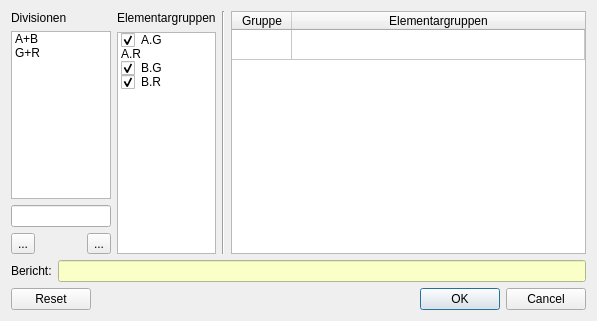
Old version of the form wz-data/ui/dialog_class_groups.ui in the repository gradgrind/WZ3.
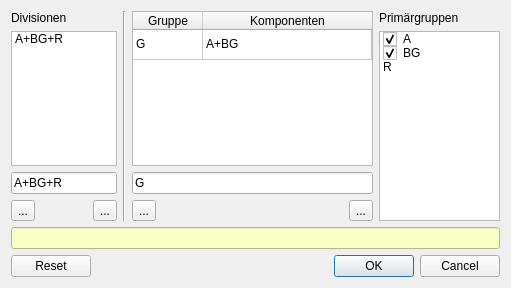
New version of the form. Icons and pictures are not drawn.

Commit message: BIG CHANGE: rewrite of class subgroup handling

What changed in the file:
```diff
--- a/wz-data/ui/dialog_class_groups.ui
+++ b/wz-data/ui/dialog_class_groups.ui
@@ -6,16 +6,16 @@
    <rect>
     <x>0</x>
     <y>0</y>
-    <width>597</width>
-    <height>321</height>
+    <width>511</width>
+    <height>288</height>
    </rect>
   </property>
   <property name="windowTitle">
    <string>Klassenteilungen</string>
   </property>
-  <layout class="QVBoxLayout" name="verticalLayout">
+  <layout class="QVBoxLayout" name="verticalLayout_4">
    <item>
-    <layout class="QHBoxLayout" name="horizontalLayout_4" stretch="1,1,0,4">
+    <layout class="QHBoxLayout" name="horizontalLayout_5">
      <item>
       <layout class="QVBoxLayout" name="verticalLayout_3">
        <item>
@@ -47,12 +47,7 @@
          </property>
          <item>
           <property name="text">
-           <string>A+B</string>
-          </property>
-         </item>
-         <item>
-          <property name="text">
-           <string>G+R</string>
+           <string>A+BG+R</string>
           </property>
          </item>
         </widget>
@@ -62,6 +57,9 @@
          <property name="styleSheet">
           <string notr="true"/>
          </property>
+         <property name="text">
+          <string>A+BG+R</string>
+         </property>
         </widget>
        </item>
        <item>
@@ -118,76 +116,31 @@
       </layout>
      </item>
      <item>
-      <layout class="QVBoxLayout" name="verticalLayout_2">
-       <property name="spacing">
-        <number>7</number>
-       </property>
-       <item>
-        <widget class="QLabel" name="label_3">
-         <property name="text">
-          <string>Elementargruppen</string>
-         </property>
-        </widget>
-       </item>
-       <item>
-        <widget class="QListWidget" name="atomic_groups">
-         <property name="sizePolicy">
-          <sizepolicy hsizetype="Expanding" vsizetype="Expanding">
-           <horstretch>0</horstretch>
-           <verstretch>0</verstretch>
-          </sizepolicy>
-         </property>
-         <property name="focusPolicy">
-          <enum>Qt::NoFocus</enum>
-         </property>
-         <property name="selectionMode">
-          <enum>QAbstractItemView::NoSelection</enum>
-         </property>
-         <item>
-          <property name="text">
-           <string>A.G</string>
-          </property>
-          <property name="checkState">
-           <enum>Checked</enum>
-          </property>
-         </item>
-         <item>
-          <property name="text">
-           <string>A.R</string>
-          </property>
-          <property name="checkState">
-           <enum>Unchecked</enum>
-          </property>
-         </item>
-         <item>
-          <property name="text">
-           <string>B.G</string>
-          </property>
-          <property name="checkState">
-           <enum>Checked</enum>
-          </property>
-         </item>
-         <item>
-          <property name="text">
-           <string>B.R</string>
-          </property>
-          <property name="checkState">
-           <enum>Checked</enum>
-          </property>
-         </item>
-        </widget>
-       </item>
-      </layout>
-     </item>
-     <item>
-      <widget class="Line" name="line_2">
+      <widget class="Line" name="line">
        <property name="orientation">
         <enum>Qt::Vertical</enum>
        </property>
       </widget>
      </item>
      <item>
-      <widget class="QTableWidget" name="group_table">
+      <widget class="QWidget" name="extra_frame" native="true">
+       <layout class="QHBoxLayout" name="horizontalLayout" stretch="2,1">
+        <property name="leftMargin">
+         <number>0</number>
+        </property>
+        <property name="topMargin">
+         <number>0</number>
+        </property>
+        <property name="rightMargin">
+         <number>0</number>
+        </property>
+        <property name="bottomMargin">
+         <number>0</number>
+        </property>
+        <item>
+         <layout class="QVBoxLayout" name="verticalLayout_2">
+          <item>
+           <widget class="QTableWidget" name="extra_groups">
        <property name="sizePolicy">
         <sizepolicy hsizetype="Expanding" vsizetype="Expanding">
          <horstretch>0</horstretch>
@@ -207,7 +160,7 @@
         <enum>QAbstractItemView::SelectRows</enum>
        </property>
        <attribute name="horizontalHeaderDefaultSectionSize">
-        <number>60</number>
+             <number>70</number>
        </attribute>
        <attribute name="horizontalHeaderStretchLastSection">
         <bool>true</bool>
@@ -227,21 +180,145 @@
        </column>
        <column>
         <property name="text">
-         <string>Elementargruppen</string>
-        </property>
-       </column>
-      </widget>
-     </item>
-    </layout>
-   </item>
+              <string>Komponenten</string>
+             </property>
+            </column>
+            <item row="0" column="0">
+             <property name="text">
+              <string>G</string>
+             </property>
+            </item>
+            <item row="0" column="1">
+             <property name="text">
+              <string>A+BG</string>
+             </property>
+            </item>
+           </widget>
+          </item>
+          <item>
+           <widget class="QLineEdit" name="edit_extra_group">
+            <property name="styleSheet">
+             <string notr="true"/>
+            </property>
+            <property name="text">
+             <string>G</string>
+            </property>
+           </widget>
+          </item>
+          <item>
+           <layout class="QHBoxLayout" name="horizontalLayout_4">
+            <item>
+             <widget class="QToolButton" name="remove_extra">
+              <property name="text">
+               <string>...</string>
+              </property>
+              <property name="icon">
+               <iconset>
+                <normaloff>../icons/icon_remove.svg</normaloff>../icons/icon_remove.svg</iconset>
+              </property>
+              <property name="iconSize">
+               <size>
+                <width>24</width>
+                <height>24</height>
+               </size>
+              </property>
+             </widget>
+            </item>
+            <item>
+             <spacer name="horizontalSpacer_3">
+              <property name="orientation">
+               <enum>Qt::Horizontal</enum>
+              </property>
+              <property name="sizeHint" stdset="0">
+               <size>
+                <width>20</width>
+                <height>20</height>
+               </size>
+              </property>
+             </spacer>
+            </item>
+            <item>
+             <widget class="QToolButton" name="new_extra">
+              <property name="text">
+               <string>...</string>
+              </property>
+              <property name="icon">
+               <iconset>
+                <normaloff>../icons/icon_new.svg</normaloff>../icons/icon_new.svg</iconset>
+              </property>
+              <property name="iconSize">
+               <size>
+                <width>24</width>
+                <height>24</height>
+               </size>
+              </property>
+             </widget>
+            </item>
+           </layout>
+          </item>
+         </layout>
+        </item>
    <item>
-    <layout class="QHBoxLayout" name="horizontalLayout_3">
+         <layout class="QVBoxLayout" name="verticalLayout">
      <item>
-      <widget class="QLabel" name="label_5">
+           <widget class="QLabel" name="label_3">
        <property name="text">
-        <string>Bericht:</string>
-       </property>
-      </widget>
+             <string>Primärgruppen</string>
+            </property>
+           </widget>
+          </item>
+          <item>
+           <widget class="QListWidget" name="primary_groups">
+            <property name="sizePolicy">
+             <sizepolicy hsizetype="Expanding" vsizetype="Expanding">
+              <horstretch>0</horstretch>
+              <verstretch>0</verstretch>
+             </sizepolicy>
+            </property>
+            <property name="minimumSize">
+             <size>
+              <width>120</width>
+              <height>0</height>
+             </size>
+            </property>
+            <property name="focusPolicy">
+             <enum>Qt::NoFocus</enum>
+            </property>
+            <property name="selectionMode">
+             <enum>QAbstractItemView::NoSelection</enum>
+            </property>
+            <item>
+             <property name="text">
+              <string>A</string>
+             </property>
+             <property name="checkState">
+              <enum>Checked</enum>
+             </property>
+            </item>
+            <item>
+             <property name="text">
+              <string>BG</string>
+             </property>
+             <property name="checkState">
+              <enum>Checked</enum>
+             </property>
+            </item>
+            <item>
+             <property name="text">
+              <string>R</string>
+             </property>
+             <property name="checkState">
+              <enum>Unchecked</enum>
+             </property>
+            </item>
+           </widget>
+          </item>
+         </layout>
+        </item>
+       </layout>
+      </widget>
+     </item>
+    </layout>
      </item>
      <item>
       <widget class="QLineEdit" name="analysis">
@@ -253,8 +330,6 @@
         <bool>true</bool>
        </property>
       </widget>
-     </item>
-    </layout>
    </item>
    <item>
     <widget class="QDialogButtonBox" name="buttonBox">
```
Left out of the diff: 8 changed lines with no effect on the pictures. Lines whose indentation alone changed are shown as unchanged. The commit also changes 13 other files.
